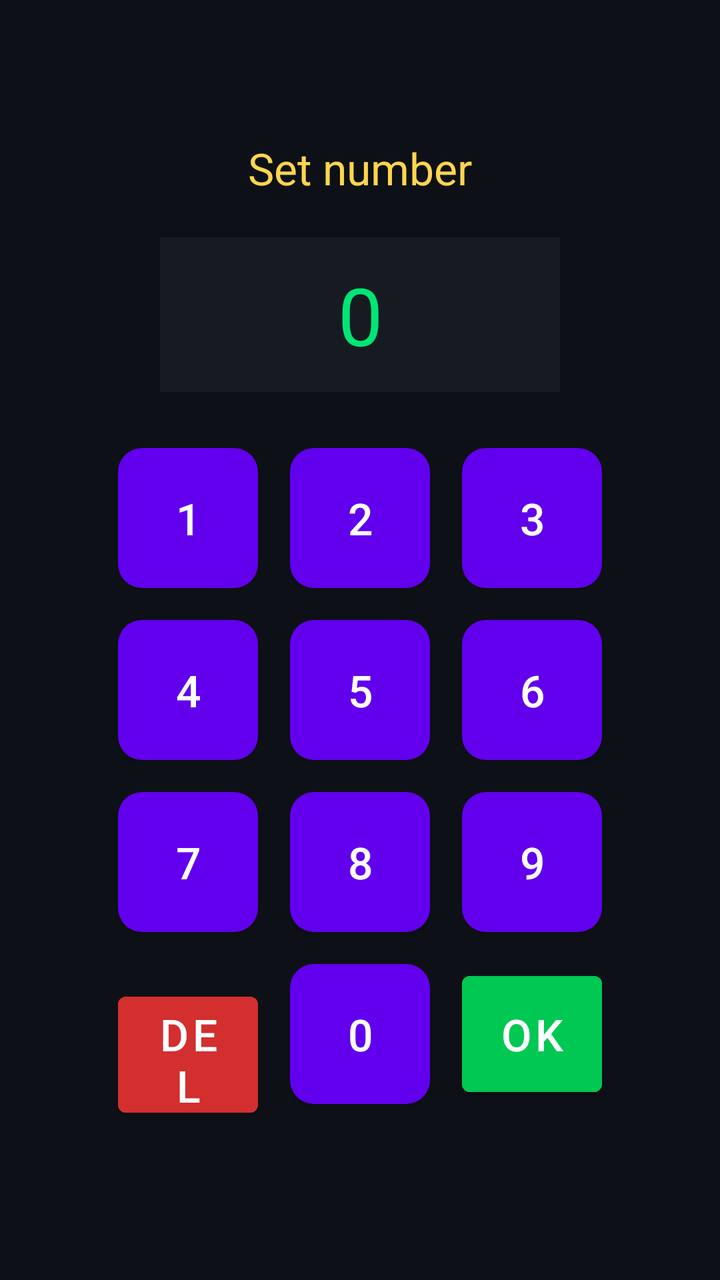
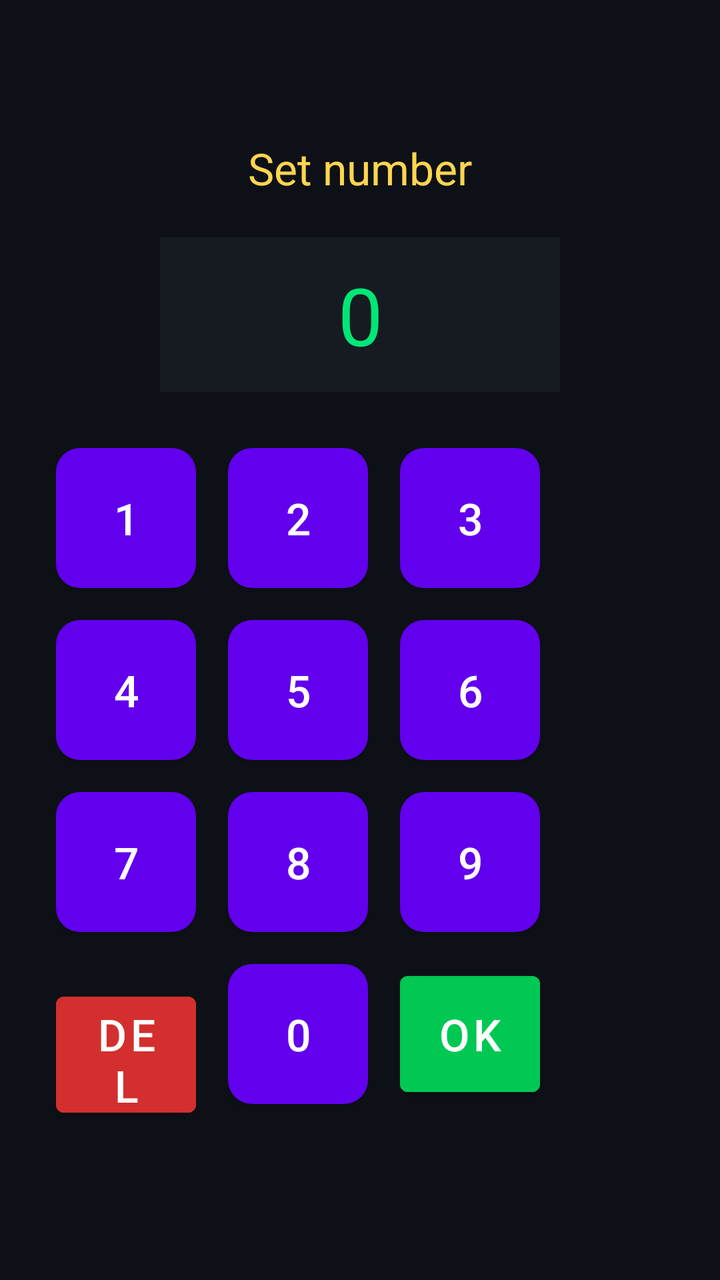

The first picture is an Android layout as it rendered before a commit; the second is the same layout after the commit. The layout source and the unified diff follow.
<!-- AndroidManifest.xml: fallback theme Theme.MaterialComponents.DayNight.NoActionBar -->
<!-- res/layout/activity_setup.xml -->
<?xml version="1.0" encoding="utf-8"?>
<LinearLayout
    xmlns:android="http://schemas.android.com/apk/res/android"
    
    android:layout_width="match_parent"
    android:layout_height="match_parent"
    android:orientation="vertical"
    android:gravity="center"
    android:padding="20dp"
    android:background="#0D1117">

    <TextView
        android:id="@+id/titleText"
        android:text="Set number"
        android:textSize="22sp"
        android:textColor="#FFD54F"
        android:layout_marginBottom="20dp"
        android:layout_width="wrap_content"
        android:layout_height="wrap_content"/>

    
    <TextView
        android:id="@+id/inputDisplay"
        android:text="0"
        android:textSize="40sp"
        android:textColor="#00E676"
        android:background="#161B22"
        android:padding="12dp"
        android:gravity="center"
        android:layout_marginBottom="20dp"
        android:layout_width="200dp"
        android:layout_height="wrap_content"/>


    
    <GridLayout
        android:id="@+id/keypadContainer"
        android:layout_width="wrap_content"
        android:layout_height="wrap_content"
        android:columnCount="3">

        <Button
            android:id="@+id/btn1"
            android:text="1"
            android:layout_width="70dp"
            android:layout_height="70dp"
            android:layout_margin="8dp"
            android:textSize="22sp"
            android:textColor="#FFFFFF"
            android:background="@drawable/keypad_btn"/>
            
        <Button 
            android:id="@+id/btn2" 
            android:text="2"
            android:layout_width="70dp"
            android:layout_height="70dp"
            android:layout_margin="8dp"
            android:textSize="22sp"
            android:textColor="#FFFFFF"
            android:background="@drawable/keypad_btn"/>
            
        <Button android:id="@+id/btn3" android:text="3"
            android:layout_width="70dp"
            android:layout_height="70dp"
            android:layout_margin="8dp"
            android:textSize="22sp"
            android:textColor="#FFFFFF"
            android:background="@drawable/keypad_btn"/>

        <Button android:id="@+id/btn4" android:text="4"
            android:layout_width="70dp"
            android:layout_height="70dp"
            android:layout_margin="8dp"
            android:textSize="22sp"
            android:textColor="#FFFFFF"
            android:background="@drawable/keypad_btn"/>
        <Button android:id="@+id/btn5" android:text="5"
            android:layout_width="70dp"
            android:layout_height="70dp"
            android:layout_margin="8dp"
            android:textSize="22sp"
            android:textColor="#FFFFFF"
            android:background="@drawable/keypad_btn"/>
        <Button android:id="@+id/btn6" android:text="6"
            android:layout_width="70dp"
            android:layout_height="70dp"
            android:layout_margin="8dp"
            android:textSize="22sp"
            android:textColor="#FFFFFF"
            android:background="@drawable/keypad_btn"/>

        <Button android:id="@+id/btn7" android:text="7"
            android:layout_width="70dp"
            android:layout_height="70dp"
            android:layout_margin="8dp"
            android:textSize="22sp"
            android:textColor="#FFFFFF"
            android:background="@drawable/keypad_btn"/>
        <Button android:id="@+id/btn8" android:text="8"
            android:layout_width="70dp"
            android:layout_height="70dp"
            android:layout_margin="8dp"
            android:textSize="22sp"
            android:textColor="#FFFFFF"
            android:background="@drawable/keypad_btn"/>
        <Button android:id="@+id/btn9" android:text="9"
            android:layout_width="70dp"
            android:layout_height="70dp"
            android:layout_margin="8dp"
            android:textSize="22sp"
            android:textColor="#FFFFFF"
            android:background="@drawable/keypad_btn"/>

        <Button android:id="@+id/btnDel" android:text="DEL"
            android:layout_width="70dp"
            android:layout_height="70dp"
            android:layout_margin="8dp"
            android:textSize="22sp"
            android:textColor="#FFFFFF"
            android:backgroundTint="#D32F2F"/>
        <Button android:id="@+id/btn0" android:text="0"
            android:layout_width="70dp"
            android:layout_height="70dp"
            android:layout_margin="8dp"
            android:textSize="22sp"
            android:textColor="#FFFFFF"
            android:background="@drawable/keypad_btn"/>
        <Button android:id="@+id/btnOk" android:text="OK"
            android:layout_width="70dp"
            android:layout_height="70dp"
            android:layout_margin="8dp"
            android:textSize="22sp"
            android:textColor="#FFFFFF"
            android:backgroundTint="#00C853"/>

    </GridLayout>

</LinearLayout>
<!-- resources referenced by this layout -->
<resources>
  <!-- drawable keypad_btn (drawable) -->
  <?xml version="1.0" encoding="utf-8"?>
  <selector xmlns:android="http://schemas.android.com/apk/res/android">
  
      
      <item android:state_pressed="true">
          <shape>
              <solid android:color="#1F6FEB"/>
              <corners android:radius="12dp"/>
          </shape>
      </item>
  
      
      <item>
          <shape>
              <solid android:color="#30363D"/>
              <corners android:radius="12dp"/>
          </shape>
      </item>
  
  </selector>
</resources>

<!-- the commit's change to res/layout/activity_setup.xml (unified diff, before → after) -->
@@ -1,7 +1,7 @@
 <?xml version="1.0" encoding="utf-8"?>
 <LinearLayout
     xmlns:android="http://schemas.android.com/apk/res/android"
-    
+    android:id="@+id/keypadContainer"
     android:layout_width="match_parent"
     android:layout_height="match_parent"
     android:orientation="vertical"
@@ -34,9 +34,9 @@
 
     
     <GridLayout
-        android:id="@+id/keypadContainer"
-        android:layout_width="wrap_content"
+        android:layout_width="match_parent"
         android:layout_height="wrap_content"
+        android:gravity="center"
         android:columnCount="3">
 
         <Button
